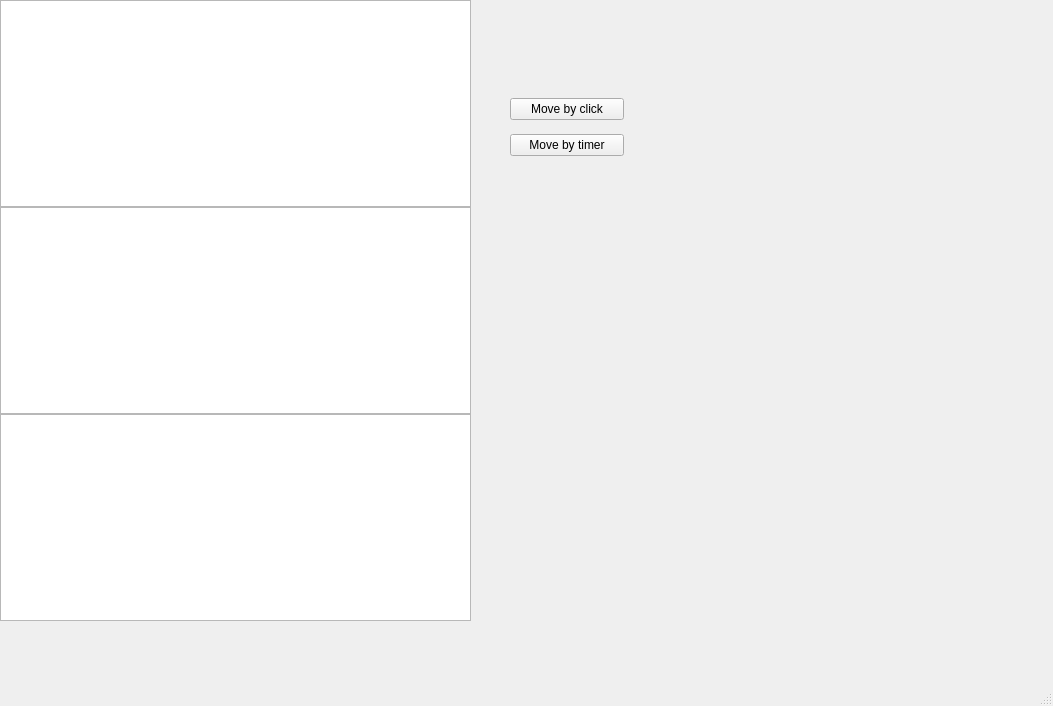
This is mainwindow.ui in vase444ka/FooBar as Qt 5 draws it before an edit. The edited form follows.
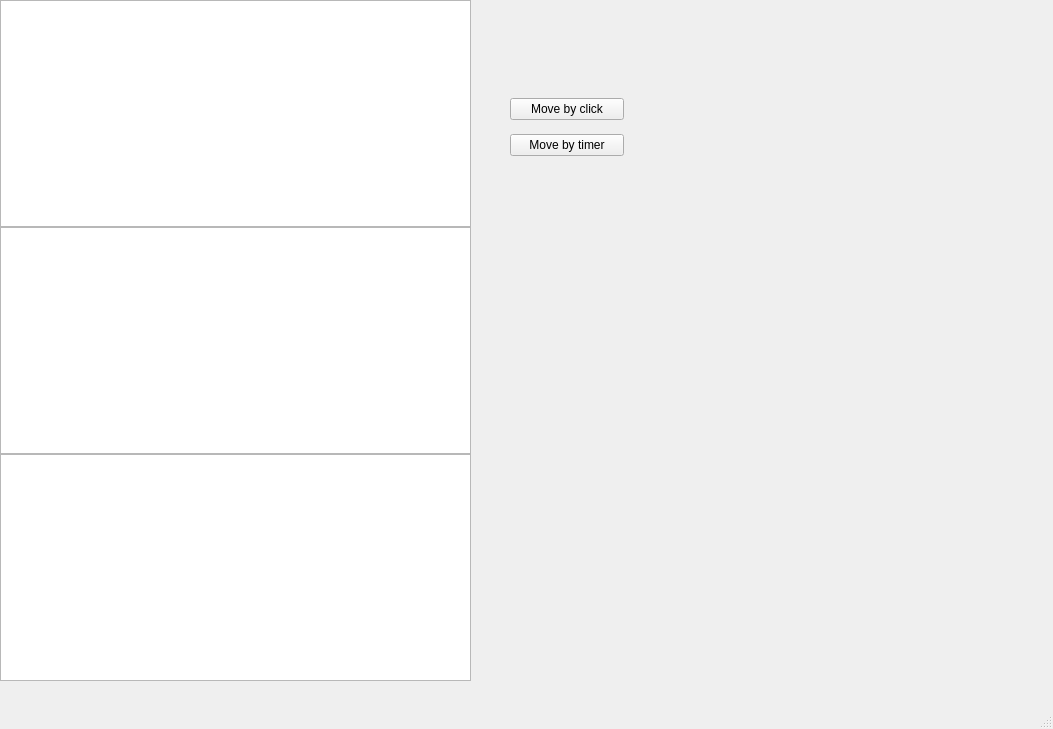
This is the edited form.

The edit to the form file:
```diff
--- a/mainwindow.ui
+++ b/mainwindow.ui
@@ -7,7 +7,7 @@
     <x>0</x>
     <y>0</y>
     <width>1053</width>
-    <height>706</height>
+    <height>729</height>
    </rect>
   </property>
   <property name="windowTitle">
@@ -20,7 +20,7 @@
       <x>0</x>
       <y>0</y>
       <width>471</width>
-      <height>621</height>
+      <height>681</height>
      </rect>
     </property>
     <layout class="QVBoxLayout" name="verticalLayout">
```
